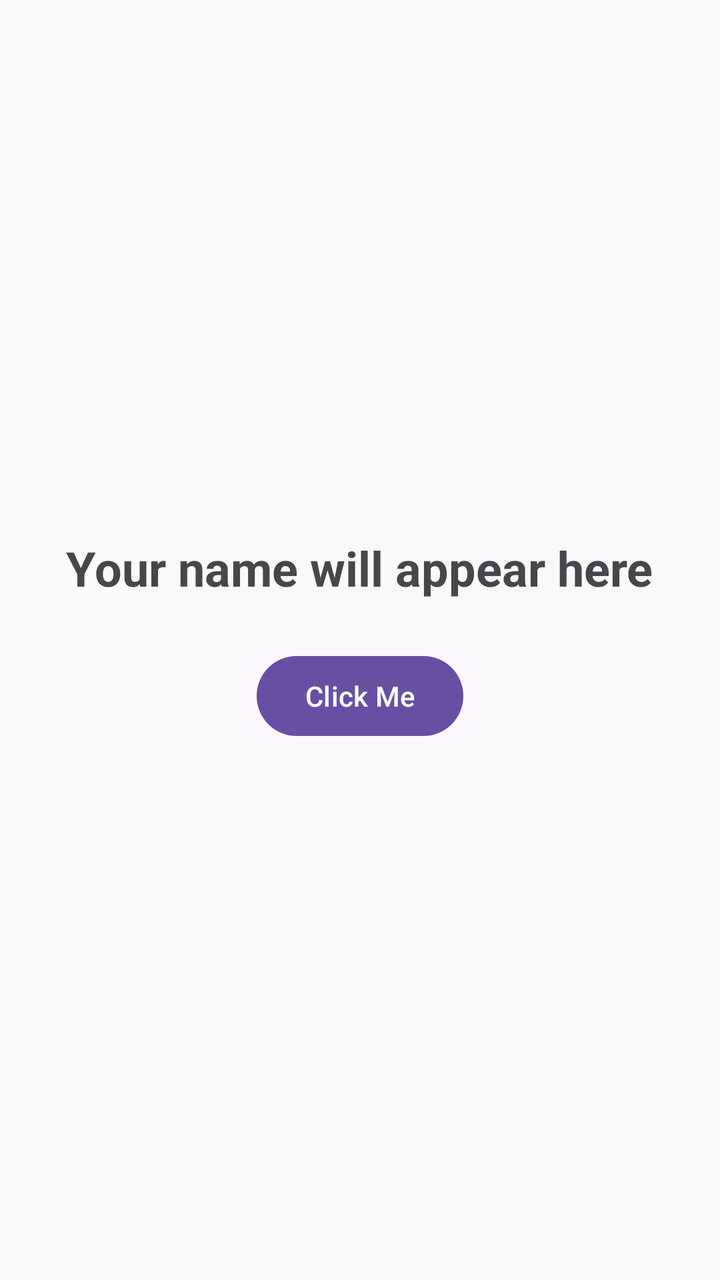
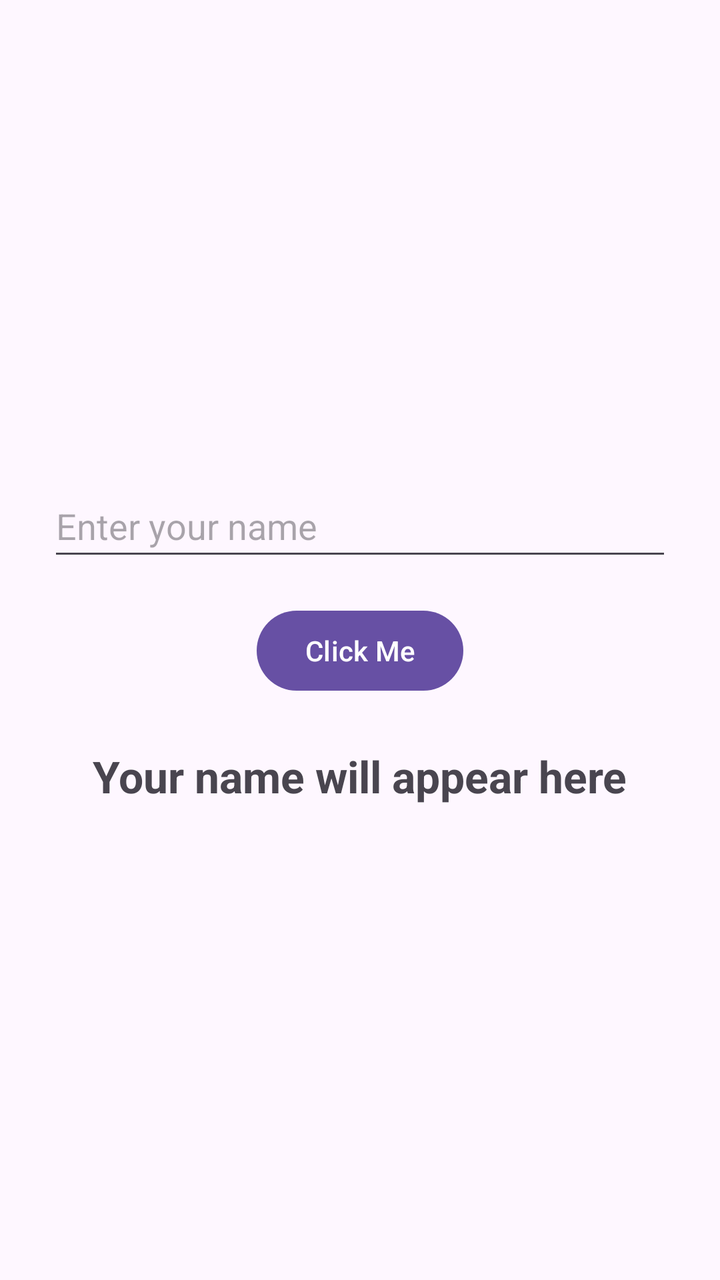

Compare the two renders of this Android layout. The source of the first and the diff that turns it into the second are given below.
<!-- AndroidManifest.xml: application theme Theme.MyFirstApplication -->
<!-- res/layout/activity_main.xml -->
<?xml version="1.0" encoding="utf-8"?>
<LinearLayout xmlns:android="http://schemas.android.com/apk/res/android"
    xmlns:tools="http://schemas.android.com/tools"
    android:id="@+id/main"
    android:layout_width="match_parent"
    android:layout_height="match_parent"
    android:gravity="center"
    android:orientation="vertical"
    android:padding="16dp"
    tools:context=".MainActivity">

    <TextView
        android:id="@+id/nameId"
        android:layout_width="wrap_content"
        android:layout_height="wrap_content"
        android:text="Your name will appear here"
        android:textSize="24sp"
        android:textStyle="bold" />

    <Button
        android:id="@+id/btnId"
        android:layout_width="wrap_content"
        android:layout_height="wrap_content"
        android:layout_marginTop="24dp"
        android:text="Click Me" />

</LinearLayout>
<!-- resources referenced by this layout -->
<resources>
  <style name="Theme.MyFirstApplication" parent="Base.Theme.MyFirstApplication" />
  <style name="Base.Theme.MyFirstApplication" parent="Theme.Material3.DayNight.NoActionBar">
          
          
      </style>
</resources>

<!-- the commit's change to res/layout/activity_main.xml (unified diff, before → after) -->
@@ -6,22 +6,31 @@
     android:layout_height="match_parent"
     android:gravity="center"
     android:orientation="vertical"
-    android:padding="16dp"
+    android:padding="24dp"
     tools:context=".MainActivity">
+
+    <EditText
+        android:id="@+id/editTextText"
+        android:layout_width="match_parent"
+        android:layout_height="wrap_content"
+        android:hint="Enter your name"
+        android:inputType="textPersonName"
+        android:minHeight="48dp" />
+
+    <Button
+        android:id="@+id/btnId"
+        android:layout_width="wrap_content"
+        android:layout_height="wrap_content"
+        android:layout_marginTop="16dp"
+        android:text="Click Me" />
 
     <TextView
         android:id="@+id/nameId"
         android:layout_width="wrap_content"
         android:layout_height="wrap_content"
+        android:layout_marginTop="24dp"
         android:text="Your name will appear here"
-        android:textSize="24sp"
+        android:textSize="22sp"
         android:textStyle="bold" />
 
-    <Button
-        android:id="@+id/btnId"
-        android:layout_width="wrap_content"
-        android:layout_height="wrap_content"
-        android:layout_marginTop="24dp"
-        android:text="Click Me" />
-
 </LinearLayout>
